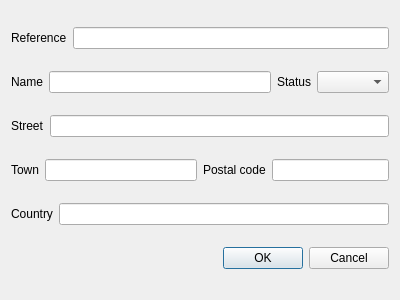
First picture: the form in createaddressdialog.ui, repository ChristopherRabotin/invensile, before the edit.
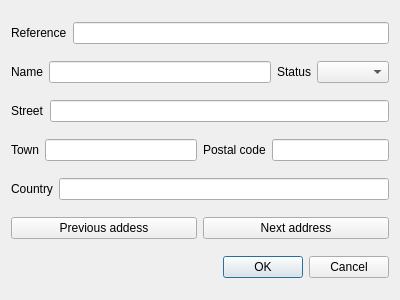
Second picture: the form after the edit.

```diff
--- a/createaddressdialog.ui
+++ b/createaddressdialog.ui
@@ -130,6 +130,24 @@
      </item>
     </layout>
    </item>
+   <item>
+    <layout class="QHBoxLayout" name="horizontalLayout_10">
+     <item>
+      <widget class="QPushButton" name="previousButton">
+       <property name="text">
+        <string>Previous addess</string>
+       </property>
+      </widget>
+     </item>
+     <item>
+      <widget class="QPushButton" name="nextButton">
+       <property name="text">
+        <string>Next address</string>
+       </property>
+      </widget>
+     </item>
+    </layout>
+   </item>
    <item>
     <widget class="QDialogButtonBox" name="buttonBox">
      <property name="orientation">
```
Left out of the diff: 43 changed lines with no effect on the pictures.
